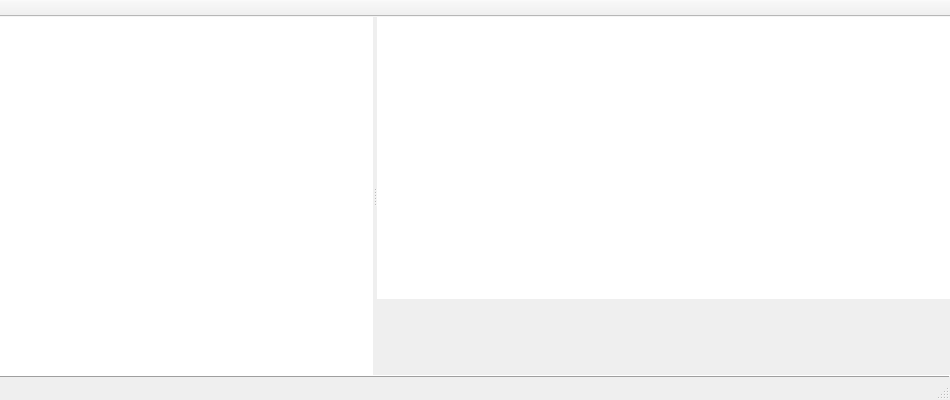
Old version of the form QtGUIInstaller/Kiosk.ui in the repository fw-dev/translations.
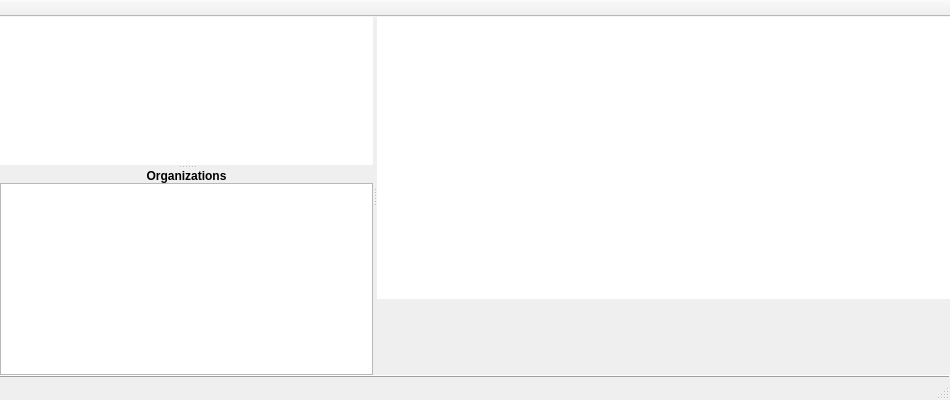
New version of the form. Custom widgets are drawn as their Qt base class.

What changed in the file:
```diff
--- a/QtGUIInstaller/Kiosk.ui
+++ b/QtGUIInstaller/Kiosk.ui
@@ -17,41 +17,36 @@
    <bool>true</bool>
   </property>
   <widget class="QWidget" name="centralwidget">
-   <layout class="QGridLayout" name="gridLayout">
-    <property name="margin">
-     <number>0</number>
-    </property>
+   <layout class="QVBoxLayout" name="verticalLayout_3">
     <property name="spacing">
      <number>0</number>
     </property>
-    <item row="1" column="0">
+    <property name="leftMargin">
+     <number>0</number>
+    </property>
+    <property name="topMargin">
+     <number>0</number>
+    </property>
+    <property name="rightMargin">
+     <number>0</number>
+    </property>
+    <property name="bottomMargin">
+     <number>0</number>
+    </property>
+    <item>
      <widget class="PrettySplitter" name="installSplitter">
-      <property name="sizePolicy">
-       <sizepolicy hsizetype="Expanding" vsizetype="Expanding">
-        <horstretch>0</horstretch>
-        <verstretch>0</verstretch>
-       </sizepolicy>
-      </property>
-      <property name="autoFillBackground">
-       <bool>false</bool>
-      </property>
-      <property name="lineWidth">
-       <number>12</number>
-      </property>
-      <property name="midLineWidth">
-       <number>12</number>
-      </property>
       <property name="orientation">
        <enum>Qt::Horizontal</enum>
       </property>
-      <property name="childrenCollapsible">
-       <bool>false</bool>
+      <widget class="PrettySplitter" name="splitter">
+       <property name="orientation">
+        <enum>Qt::Vertical</enum>
       </property>
       <widget class="KioskCategoriesView" name="categoriesView">
        <property name="sizePolicy">
         <sizepolicy hsizetype="Expanding" vsizetype="Expanding">
          <horstretch>0</horstretch>
-         <verstretch>0</verstretch>
+          <verstretch>4</verstretch>
         </sizepolicy>
        </property>
        <property name="minimumSize">
@@ -97,12 +92,67 @@
         <bool>true</bool>
        </property>
       </widget>
+       <widget class="QWidget" name="vppUsersWidget" native="true">
+        <layout class="QVBoxLayout" name="verticalLayout_2">
+         <property name="spacing">
+          <number>0</number>
+         </property>
+         <property name="leftMargin">
+          <number>0</number>
+         </property>
+         <property name="topMargin">
+          <number>0</number>
+         </property>
+         <property name="rightMargin">
+          <number>0</number>
+         </property>
+         <property name="bottomMargin">
+          <number>0</number>
+         </property>
+         <item>
+          <widget class="QLabel" name="label">
+           <property name="text">
+            <string>&lt;html&gt;&lt;head/&gt;&lt;body&gt;&lt;p&gt;&lt;span style=&quot; font-weight:600;&quot;&gt;Organizations&lt;/span&gt;&lt;/p&gt;&lt;/body&gt;&lt;/html&gt;</string>
+           </property>
+           <property name="alignment">
+            <set>Qt::AlignCenter</set>
+           </property>
+          </widget>
+         </item>
+         <item>
+          <widget class="StyledTreeView" name="vppUsersView">
+           <property name="sizePolicy">
+            <sizepolicy hsizetype="Expanding" vsizetype="Expanding">
+             <horstretch>0</horstretch>
+             <verstretch>1</verstretch>
+            </sizepolicy>
+           </property>
+           <property name="selectionMode">
+            <enum>QAbstractItemView::ExtendedSelection</enum>
+           </property>
+           <property name="headerHidden">
+            <bool>true</bool>
+           </property>
+          </widget>
+         </item>
+        </layout>
+       </widget>
+      </widget>
       <widget class="QWidget" name="filesetWidget" native="true">
        <layout class="QVBoxLayout" name="verticalLayout">
         <property name="spacing">
          <number>0</number>
         </property>
-        <property name="margin">
+        <property name="leftMargin">
+         <number>0</number>
+        </property>
+        <property name="topMargin">
+         <number>0</number>
+        </property>
+        <property name="rightMargin">
+         <number>0</number>
+        </property>
+        <property name="bottomMargin">
          <number>0</number>
         </property>
         <item>
@@ -148,7 +198,16 @@
            <bool>false</bool>
           </property>
           <layout class="QGridLayout" name="gridLayout_2">
-           <property name="margin">
+           <property name="leftMargin">
+            <number>0</number>
+           </property>
+           <property name="topMargin">
+            <number>0</number>
+           </property>
+           <property name="rightMargin">
+            <number>0</number>
+           </property>
+           <property name="bottomMargin">
             <number>0</number>
            </property>
            <property name="spacing">
@@ -208,7 +267,7 @@
       </widget>
      </widget>
     </item>
-    <item row="2" column="0">
+    <item>
      <widget class="Line" name="bottomLine">
       <property name="frameShadow">
        <enum>QFrame::Raised</enum>
```
Lines whose indentation alone changed are shown as unchanged.
